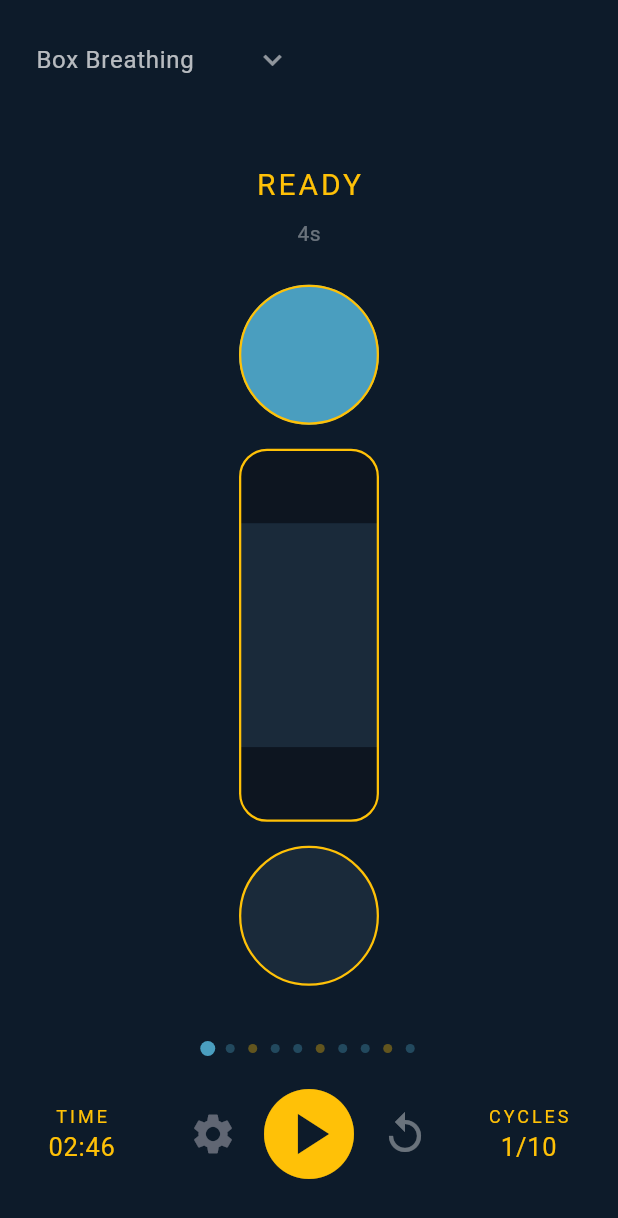
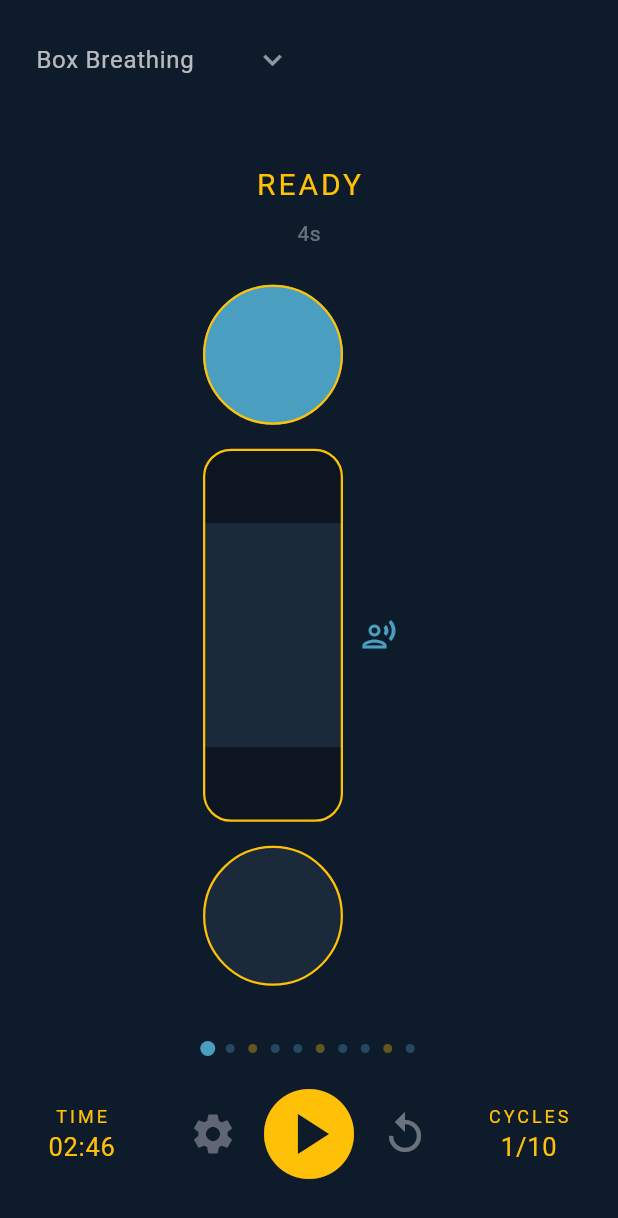
Before and after one commit to casaubon70/breathscape, a Flutter app: the screen it shows after launch, on a phone screen of 412 x 824 dp. Shown: the top 1218 px of the screen. Run offline on Flutter 3.47's test engine with Material 3 defaults, Android fonts, the phone set to English and light mode, and no system bars; our stand-ins replace equatable, flutter_bloc, just_audio, yaml.

Commit message:
feat: voice mute button next to breathing animation
Add VoiceMuteButton (record_voice_over / voice_over_off icon) placed
to the right of the animation bar. Adds VoiceMuteToggled event and
isMuted field to AudioBloc/AudioState; playback skips entirely when
muted and stops immediately on mute.

Co-Authored-By: Claude Sonnet 4.6 <noreply@anthropic.com>

```diff
--- a/lib/features/audio/bloc/audio_event.dart
+++ b/lib/features/audio/bloc/audio_event.dart
@@ -20,3 +20,7 @@ final class PlayPhaseVoiceCue extends AudioEvent {
 final class StopVoiceCue extends AudioEvent {
   const StopVoiceCue();
 }
+
+final class VoiceMuteToggled extends AudioEvent {
+  const VoiceMuteToggled();
+}
--- a/lib/features/audio/bloc/audio_state.dart
+++ b/lib/features/audio/bloc/audio_state.dart
@@ -3,13 +3,16 @@ import 'package:equatable/equatable.dart';
 enum AudioStatus { idle, playing }
 
 final class AudioState extends Equatable {
-  const AudioState({this.status = AudioStatus.idle});
+  const AudioState({this.status = AudioStatus.idle, this.isMuted = false});
 
   final AudioStatus status;
+  final bool isMuted;
 
-  AudioState copyWith({AudioStatus? status}) =>
-      AudioState(status: status ?? this.status);
+  AudioState copyWith({AudioStatus? status, bool? isMuted}) => AudioState(
+    status: status ?? this.status,
+    isMuted: isMuted ?? this.isMuted,
+  );
 
   @override
-  List<Object?> get props => [status];
+  List<Object?> get props => [status, isMuted];
 }
--- /dev/null
+++ b/lib/features/audio/presentation/widgets/voice_mute_button.dart
@@ -0,0 +1,32 @@
+import 'package:breathscape/core/theme/app_theme.dart';
+import 'package:breathscape/features/audio/bloc/audio_bloc.dart';
+import 'package:breathscape/features/audio/bloc/audio_event.dart';
+import 'package:breathscape/features/audio/bloc/audio_state.dart';
+import 'package:flutter/material.dart';
+import 'package:flutter_bloc/flutter_bloc.dart';
+
+class VoiceMuteButton extends StatelessWidget {
+  const VoiceMuteButton({super.key});
+
+  @override
+  Widget build(BuildContext context) {
+    final colors = context.bTheme.colors;
+
+    return BlocBuilder<AudioBloc, AudioState>(
+      buildWhen: (prev, curr) => prev.isMuted != curr.isMuted,
+      builder: (context, state) {
+        return IconButton(
+          onPressed: () =>
+              context.read<AudioBloc>().add(const VoiceMuteToggled()),
+          icon: Icon(
+            state.isMuted
+                ? Icons.voice_over_off_outlined
+                : Icons.record_voice_over_outlined,
+            color: state.isMuted ? colors.textHint : colors.accent,
+          ),
+          tooltip: state.isMuted ? 'Voice cues off' : 'Voice cues on',
+        );
+      },
+    );
+  }
+}
--- a/lib/features/breathing_session/presentation/breathing_session_page.dart
+++ b/lib/features/breathing_session/presentation/breathing_session_page.dart
@@ -1,6 +1,7 @@
 import 'package:breathscape/core/theme/app_theme.dart';
 import 'package:breathscape/features/audio/bloc/audio_bloc.dart';
 import 'package:breathscape/features/audio/bloc/audio_event.dart';
+import 'package:breathscape/features/audio/presentation/widgets/voice_mute_button.dart';
 import 'package:breathscape/features/breathing_session/bloc/breathing_bloc.dart';
 import 'package:breathscape/features/breathing_session/bloc/breathing_event.dart';
 import 'package:breathscape/features/breathing_session/bloc/breathing_state.dart';
@@ -123,6 +124,9 @@ class _BreathingSessionView extends StatelessWidget {
                                       style: typography.countdown,
                                     ),
                                     SizedBox(height: spacing.l),
+                                    Row(
+                                      mainAxisSize: MainAxisSize.min,
+                                      children: [
                                         SizedBox(
                                           width: animHeight * 0.375,
                                           child: BreathingAnimationWidget(
@@ -144,16 +148,22 @@ class _BreathingSessionView extends StatelessWidget {
                                                 .selectedPattern
                                                 .phases
                                                 .any(
-                                              (p) => p.type == PhaseType.holdIn,
+                                                  (p) =>
+                                                      p.type ==
+                                                      PhaseType.holdIn,
                                                 ),
                                             showBottomCircle: state
                                                 .selectedPattern
                                                 .phases
                                                 .any(
                                                   (p) =>
-                                                  p.type == PhaseType.holdOut,
+                                                      p.type ==
+                                                      PhaseType.holdOut,
                                                 ),
                                           ),
+                                        ),
+                                        const VoiceMuteButton(),
+                                      ],
                                     ),
                                   ],
                                 );
```
Also changed, not shown: lib/features/audio/bloc/audio_bloc.dart (+16 -0 lines), 1 other file. Lines whose indentation alone changed are shown as unchanged.
